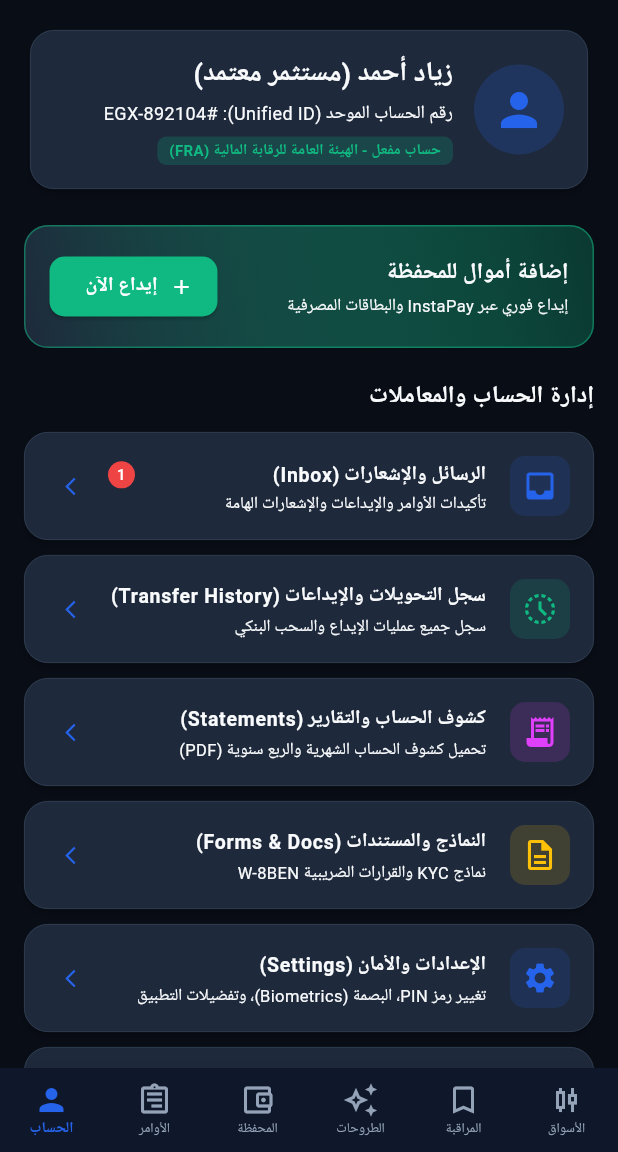
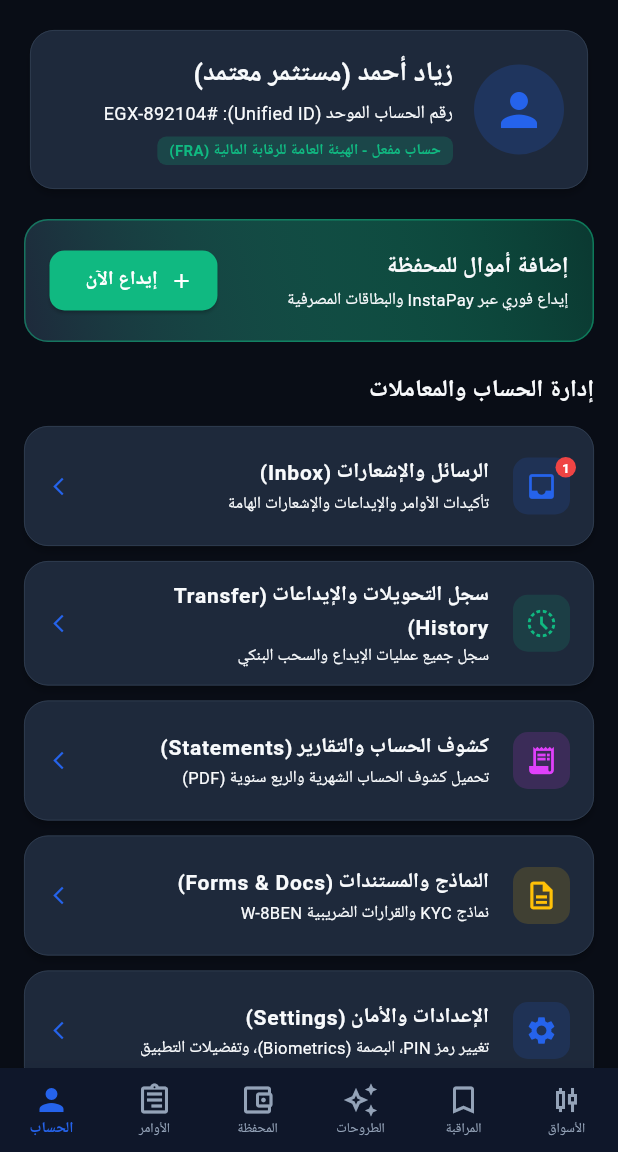
Before and after one commit to ziad-helmy1234/alamalka, a Flutter app: the screen it shows after launch, item 6 of the bottom bar chosen, on a phone screen of 412 x 824 dp, the part 84-1236 px from its top. Run offline on Flutter 3.47's test engine with Material 3 defaults, Android fonts, the phone set to English and light mode, and no system bars.

Commit message:
Wrap ListTile and Modal Sheet children in Material to ensure 100% visible ink splashes

```diff
--- a/lib/views/add_funds_modal.dart
+++ b/lib/views/add_funds_modal.dart
@@ -181,12 +181,15 @@ class _AddFundsModalState extends State<AddFundsModal> {
                   ..._methods.map(
                     (m) => Container(
                       margin: const EdgeInsets.only(bottom: 8),
-                      decoration: BoxDecoration(
+                      child: Material(
                         color: _selectedMethod == m['name']
                             ? AppColors.accentBlue.withOpacity(0.15)
                             : Theme.of(context).cardColor,
                         borderRadius: BorderRadius.circular(10),
-                        border: Border.all(
+                        clipBehavior: Clip.antiAlias,
+                        shape: RoundedRectangleBorder(
+                          borderRadius: BorderRadius.circular(10),
+                          side: BorderSide(
                             color: _selectedMethod == m['name']
                                 ? AppColors.accentBlue
                                 : Theme.of(context).dividerColor,
@@ -215,6 +218,7 @@ class _AddFundsModalState extends State<AddFundsModal> {
                           onChanged: (val) {
                             if (val != null) setState(() => _selectedMethod = val);
                           },
+                        ),
                       ),
                     ),
                   ),
--- a/lib/views/profile_screen.dart
+++ b/lib/views/profile_screen.dart
@@ -15,7 +15,7 @@ class _ProfileScreenState extends State<ProfileScreen> {
 
   @override
   Widget build(BuildContext context) {
-    final portfolio = _stockService.getPortfolioSummary();
+    final egpBalance = _stockService.getPortfolioSummary().egpTotalValue;
 
     return Scaffold(
       appBar: AppBar(
@@ -32,11 +32,11 @@ class _ProfileScreenState extends State<ProfileScreen> {
         child: Column(
           crossAxisAlignment: CrossAxisAlignment.start,
           children: [
-            // User Header Card
-            _buildUserHeaderCard(portfolio.egpTotalValue),
-            const SizedBox(height: 20),
+            // User Verified Account Header Card
+            _buildUserHeaderCard(egpBalance),
+            const SizedBox(height: 16),
 
-            // Quick Deposit Button Card
+            // Quick Deposit Banner
             _buildDepositBannerCard(context),
             const SizedBox(height: 20),
 
@@ -224,40 +224,52 @@ class _ProfileScreenState extends State<ProfileScreen> {
     required Color iconColor,
     required String title,
     required String subtitle,
+    required VoidCallback onTap,
     int badgeCount = 0,
-    required VoidCallback onTap,
   }) {
     return Card(
       margin: const EdgeInsets.only(bottom: 10),
       child: ListTile(
         onTap: onTap,
-        leading: Container(
+        contentPadding: const EdgeInsets.symmetric(horizontal: 16, vertical: 4),
+        leading: Stack(
+          clipBehavior: Clip.none,
+          children: [
+            Container(
               padding: const EdgeInsets.all(8),
               decoration: BoxDecoration(
                 color: iconColor.withOpacity(0.15),
                 borderRadius: BorderRadius.circular(10),
               ),
-          child: Icon(icon, color: iconColor),
+              child: Icon(icon, color: iconColor, size: 22),
             ),
-        title: Row(
-          children: [
-            Expanded(
+            if (badgeCount > 0)
+              Positioned(
+                top: -4,
+                right: -4,
+                child: Container(
+                  padding: const EdgeInsets.all(4),
+                  decoration: const BoxDecoration(
+                    color: AppColors.redNegative,
+                    shape: BoxShape.circle,
+                  ),
                   child: Text(
-                title,
-                style: const TextStyle(fontWeight: FontWeight.bold, fontSize: 13),
-                overflow: TextOverflow.ellipsis,
+                    '$badgeCount',
+                    style: const TextStyle(
+                        color: Colors.white,
+                        fontSize: 9,
+                        fontWeight: FontWeight.bold),
                   ),
                 ),
-            if (badgeCount > 0) ...[
-              const SizedBox(width: 6),
-              CircleAvatar(
-                radius: 9,
-                backgroundColor: AppColors.redNegative,
-                child: Text('$badgeCount',
-                    style: const TextStyle(fontSize: 10, color: Colors.white)),
               ),
           ],
-          ],
+        ),
+        title: Text(
+          title,
+          style: const TextStyle(
+            fontWeight: FontWeight.bold,
+            fontSize: 14,
+          ),
         ),
         subtitle: Text(subtitle,
             style: const TextStyle(fontSize: 11),
@@ -459,12 +471,12 @@ class _ProfileScreenState extends State<ProfileScreen> {
           final borderClr =
               isDark ? AppColors.borderDark : AppColors.borderLight;
 
-          return Container(
-            decoration: BoxDecoration(
+          return Material(
             color: cardBg,
             borderRadius:
                 const BorderRadius.vertical(top: Radius.circular(24)),
-            ),
+            clipBehavior: Clip.antiAlias,
+            child: Container(
               constraints: BoxConstraints(
                 maxHeight: MediaQuery.of(bottomSheetContext).size.height * 0.8,
               ),
@@ -501,6 +513,7 @@ class _ProfileScreenState extends State<ProfileScreen> {
                   ),
                 ],
               ),
+            ),
           );
         },
       ),
```
Lines whose indentation alone changed are shown as unchanged.
